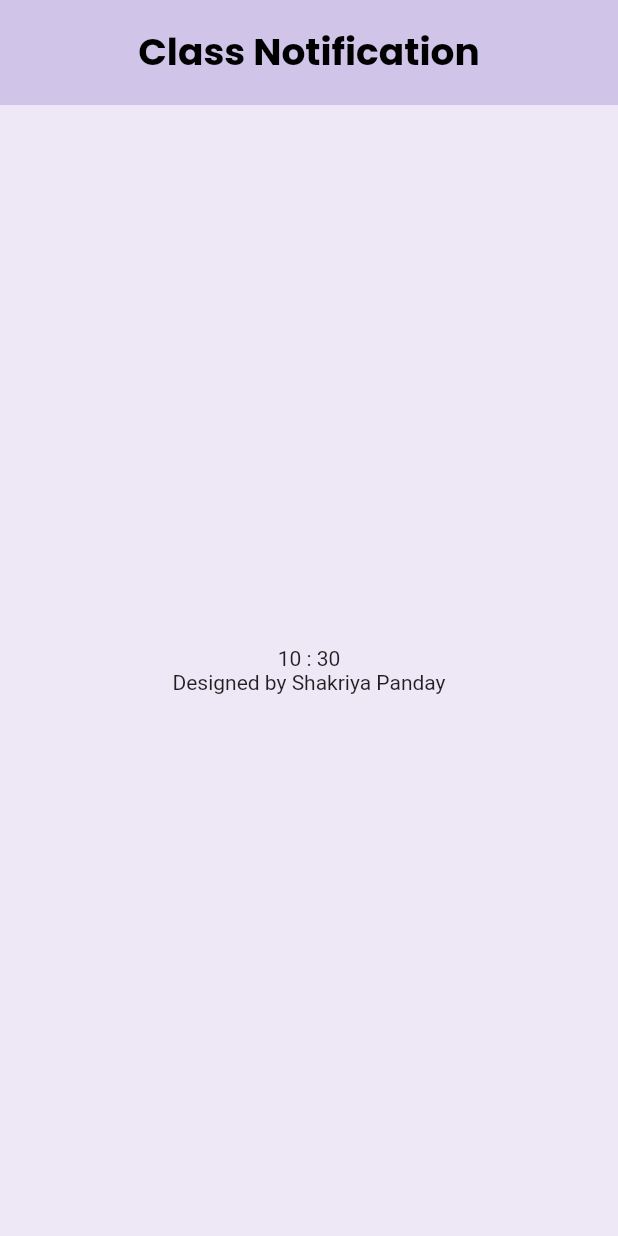
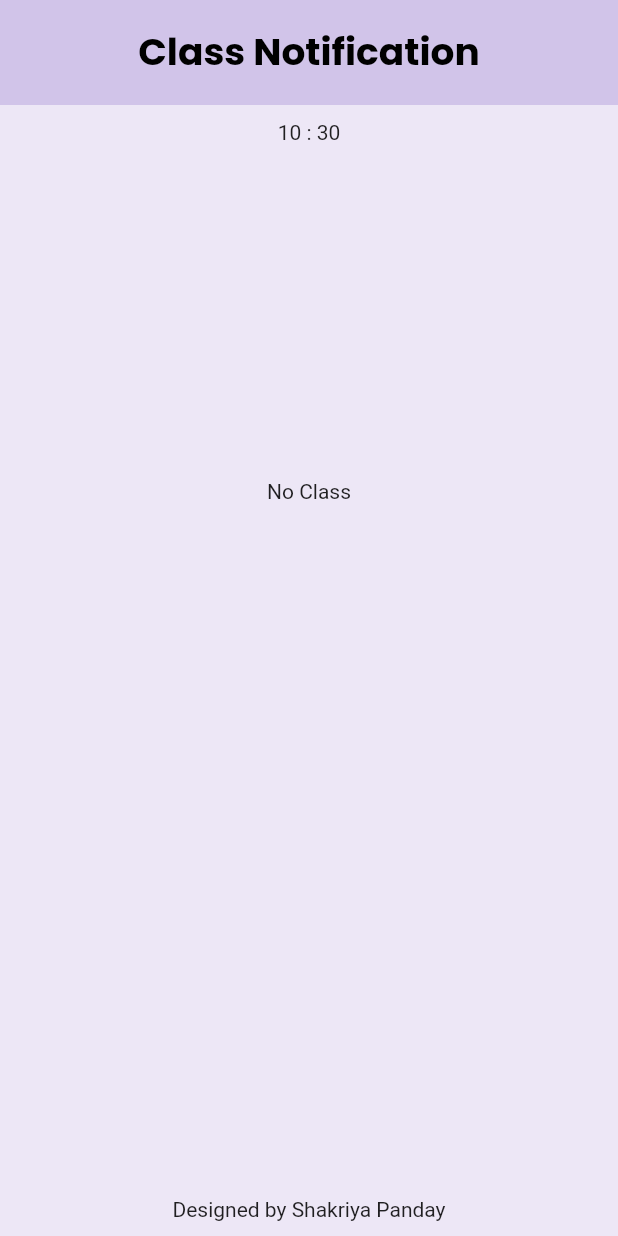
Before and after one commit to ShakriyaPanday/timetable, a Flutter app: the screen it shows after launch, after a tap on "Designed by Shakriya Panday", on a phone screen of 412 x 824 dp. Run offline on Flutter 3.47's test engine with Material 2 defaults, Android fonts, the phone set to English and light mode, and no system bars; our stand-ins replace google_fonts.

Commit message:
Time Remain added

```diff
--- a/lib/pages/homepage.dart
+++ b/lib/pages/homepage.dart
@@ -24,14 +24,6 @@ class HomePage extends StatelessWidget {
             ),
           ),
         ),
-      body: Center(
-        child: Column(
-            mainAxisAlignment: MainAxisAlignment.center,
-            crossAxisAlignment: CrossAxisAlignment.start,
-            children: [
-              CurrentTime(),
-            ]),
-      ),
-    );
+        body: CurrentTime());
   }
 }
--- a/lib/utlis/currenttime.dart
+++ b/lib/utlis/currenttime.dart
@@ -8,22 +8,33 @@ class CurrentTime extends StatefulWidget {
 }
 
 class _CurrentTimeState extends State<CurrentTime> {
-  String currentTime = (DateTime.now().hour % 12).toString() +
-      " : " +
-      DateTime.now().minute.toString();
+  int currentHour = (DateTime.now().hour % 12);
+  int currentMinute = DateTime.now().minute;
+  String timeRemain = "No Class";
+  String currentSection = "";
   @override
   Widget build(BuildContext context) {
-    return Column(
+    return Center(
+      child: Padding(
+        padding: const EdgeInsets.all(10.0),
+        child: Column(
+          mainAxisAlignment: MainAxisAlignment.spaceBetween,
           children: [
             Container(
-          child: Text(currentTime),
+              child: Text(
+                  currentHour.toString() + " : " + currentMinute.toString()),
+            ),
+            Container(
+              child: Text(timeRemain),
+            ),
+            Container(
+              child: Text(currentSection),
             ),
             GestureDetector(
               onTap: () {
                 setState(() {
-              currentTime = (DateTime.now().hour % 12).toString() +
-                  " : " +
-                  DateTime.now().minute.toString();
+                  currentHour = (DateTime.now().hour % 12);
+                  currentMinute = DateTime.now().minute;
                 });
               },
               child: Container(
@@ -31,6 +42,8 @@ class _CurrentTimeState extends State<CurrentTime> {
               ),
             ),
           ],
+        ),
+      ),
     );
   }
 }
```
Lines whose indentation alone changed are shown as unchanged.
